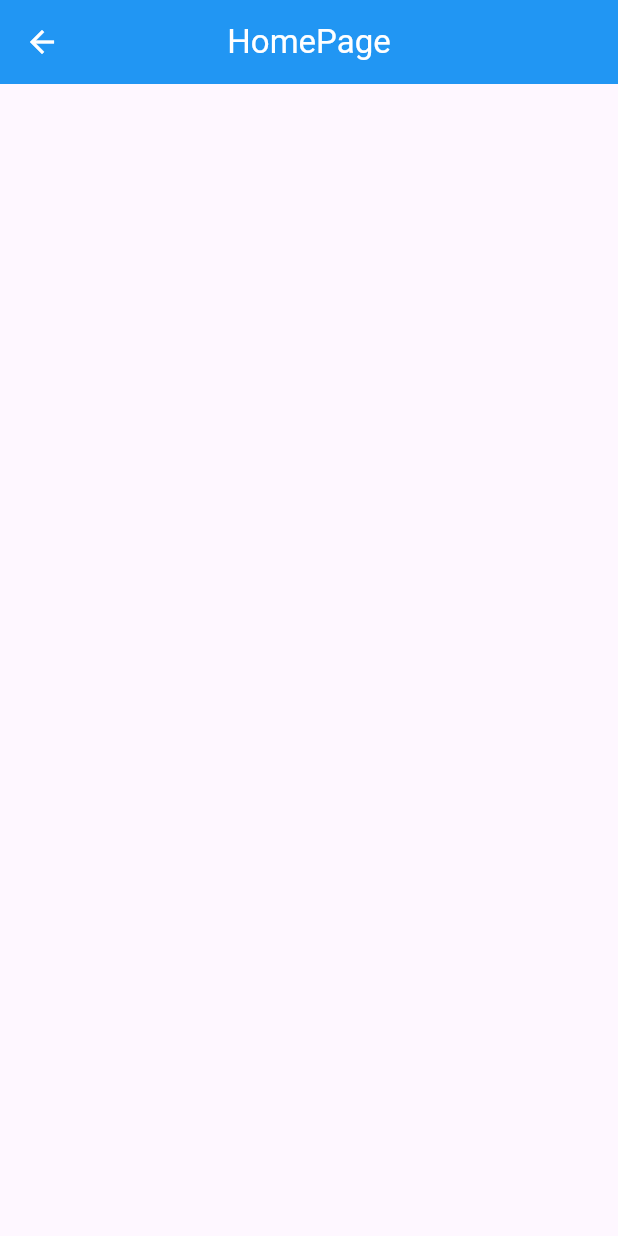
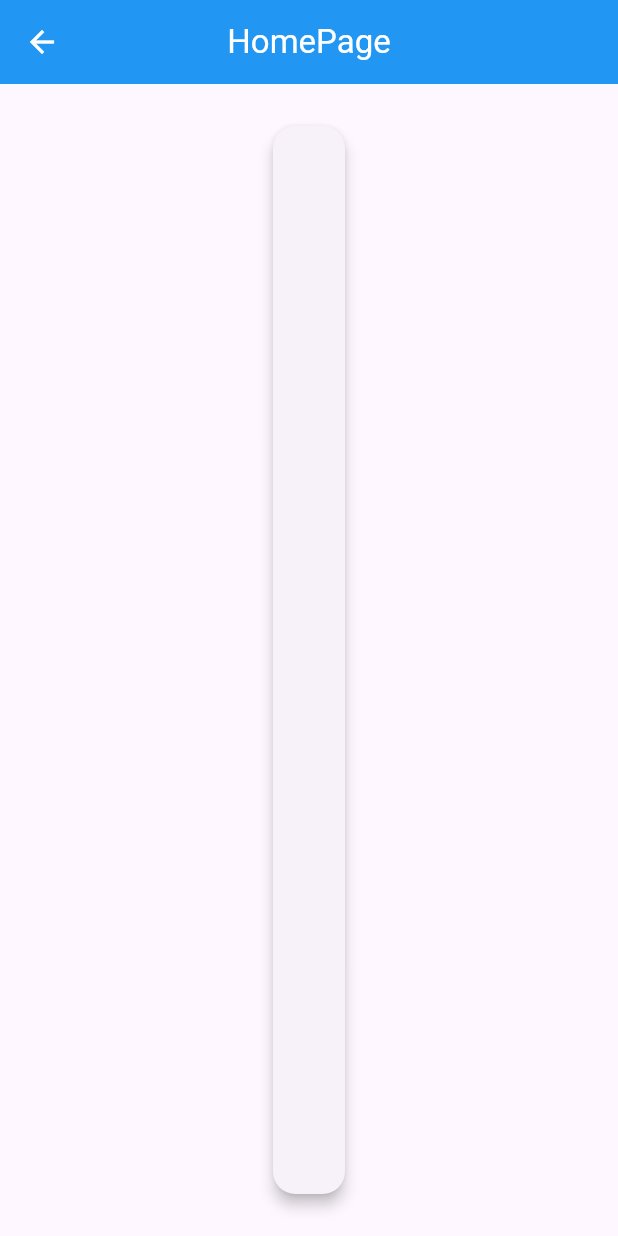
Before and after one commit to AgiteElhan/TaskWeek8-MobileApplication, a Flutter app: the HomePage screen opened by its route, on a phone screen of 412 x 824 dp. Run offline on Flutter 3.47's test engine with Material 3 defaults, Android fonts, the phone set to English and light mode, and no system bars; our stand-ins replace firebase_auth, firebase_core; accounts and stored records are empty.

Commit message:
membuat card pada homepage

```diff
--- a/lib/screens/home_page.dart
+++ b/lib/screens/home_page.dart
@@ -16,7 +16,21 @@ class HomePage extends StatelessWidget {
         foregroundColor: Colors.white,
         centerTitle: true,
       ),
-
+      body: Center(
+        child: Padding(
+          padding: const EdgeInsets.all(24),
+          child: Card(
+            elevation: 4,
+            shape: RoundedRectangleBorder(
+              borderRadius: BorderRadiusGeometry.circular(15)
+            ),
+            child: Padding(
+              padding: const EdgeInsets.all(24),
+              child: Column(),
+            ),
+          ),
+        ),
+      ),
     );
   }
 }
```
